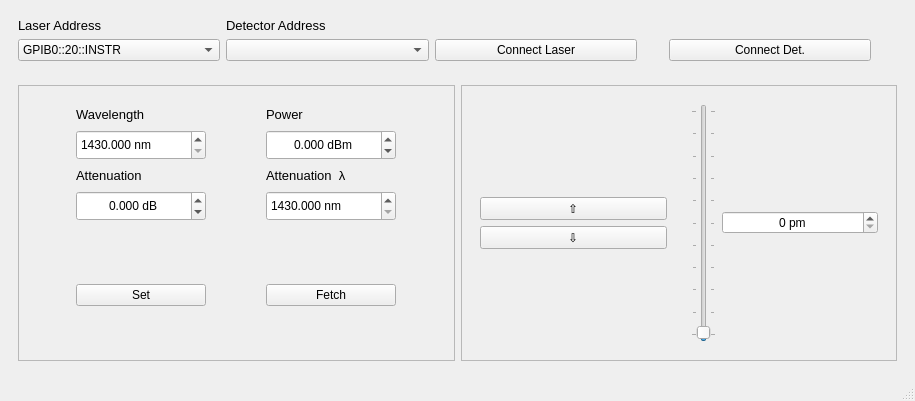
The window that KeysightController/UI/UIkeysight.ui (gregmoille/InstrumentControl) describes before a commit, drawn with Qt 5.
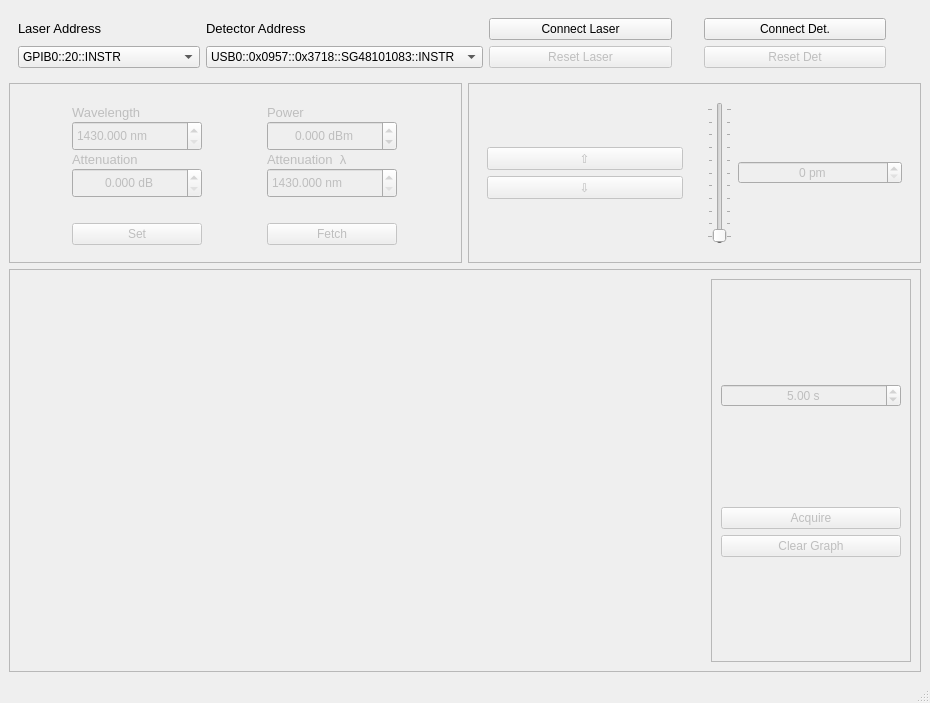
The same window after the commit. Icons and pictures are not drawn.

Commit message: Keysight UI and Keyisght detector

Diff of the .ui file:
```diff
--- a/KeysightController/UI/UIkeysight.ui
+++ b/KeysightController/UI/UIkeysight.ui
@@ -6,8 +6,8 @@
    <rect>
     <x>0</x>
     <y>0</y>
-    <width>915</width>
-    <height>401</height>
+    <width>930</width>
+    <height>703</height>
    </rect>
   </property>
   <property name="windowTitle">
@@ -1219,50 +1219,21 @@
 }</string>
   </property>
   <widget class="QWidget" name="centralwidget">
-   <layout class="QVBoxLayout" name="verticalLayout_3">
+   <layout class="QVBoxLayout" name="verticalLayout_4">
     <item>
      <widget class="QWidget" name="widget" native="true">
       <layout class="QGridLayout" name="gridLayout_2">
-       <item row="1" column="2">
-        <widget class="QPushButton" name="pushButton_5">
-         <property name="text">
-          <string>Connect Laser</string>
-         </property>
-        </widget>
-       </item>
        <item row="1" column="1">
-        <widget class="QComboBox" name="comboBox_2"/>
-       </item>
-       <item row="1" column="3">
-        <widget class="QLabel" name="led_connected">
-         <property name="enabled">
-          <bool>true</bool>
-         </property>
-         <property name="minimumSize">
-          <size>
-           <width>20</width>
-           <height>20</height>
-          </size>
-         </property>
-         <property name="maximumSize">
-          <size>
-           <width>20</width>
-           <height>20</height>
-          </size>
-         </property>
-         <property name="text">
-          <string/>
-         </property>
-         <property name="pixmap">
-          <pixmap resource="QDarkStyleSheet-master/qdarkstyle/style.qrc">:/qss_icons/rc/radio_checked.png</pixmap>
-         </property>
-         <property name="scaledContents">
-          <bool>true</bool>
-         </property>
+        <widget class="QComboBox" name="detAdd">
+         <item>
+          <property name="text">
+           <string>USB0::0x0957::0x3718::SG48101083::INSTR</string>
+          </property>
+         </item>
         </widget>
        </item>
        <item row="1" column="0">
-        <widget class="QComboBox" name="comboBox">
+        <widget class="QComboBox" name="lsrAdd">
          <item>
           <property name="text">
            <string>GPIB0::20::INSTR</string>
@@ -1270,41 +1241,6 @@
          </item>
         </widget>
        </item>
-       <item row="1" column="5">
-        <widget class="QLabel" name="led_connected_2">
-         <property name="enabled">
-          <bool>true</bool>
-         </property>
-         <property name="minimumSize">
-          <size>
-           <width>20</width>
-           <height>20</height>
-          </size>
-         </property>
-         <property name="maximumSize">
-          <size>
-           <width>20</width>
-           <height>20</height>
-          </size>
-         </property>
-         <property name="text">
-          <string/>
-         </property>
-         <property name="pixmap">
-          <pixmap resource="QDarkStyleSheet-master/qdarkstyle/style.qrc">:/qss_icons/rc/radio_checked.png</pixmap>
-         </property>
-         <property name="scaledContents">
-          <bool>true</bool>
-         </property>
-        </widget>
-       </item>
-       <item row="1" column="4">
-        <widget class="QPushButton" name="pushButton_6">
-         <property name="text">
-          <string>Connect Det.</string>
-         </property>
-        </widget>
-       </item>
        <item row="0" column="0">
         <widget class="QLabel" name="label_6">
          <property name="maximumSize">
@@ -1341,14 +1277,149 @@
          </property>
         </widget>
        </item>
+       <item row="0" column="2">
+        <widget class="QPushButton" name="butConnectLaser">
+         <property name="text">
+          <string>Connect Laser</string>
+         </property>
+         <property name="checkable">
+          <bool>true</bool>
+         </property>
+        </widget>
+       </item>
+       <item row="0" column="4">
+        <widget class="QPushButton" name="butConnectDet">
+         <property name="text">
+          <string>Connect Det.</string>
+         </property>
+         <property name="checkable">
+          <bool>true</bool>
+         </property>
+        </widget>
+       </item>
+       <item row="0" column="3">
+        <widget class="QLabel" name="ledLsr">
+         <property name="enabled">
+          <bool>true</bool>
+         </property>
+         <property name="minimumSize">
+          <size>
+           <width>20</width>
+           <height>20</height>
+          </size>
+         </property>
+         <property name="maximumSize">
+          <size>
+           <width>20</width>
+           <height>20</height>
+          </size>
+         </property>
+         <property name="text">
+          <string/>
+         </property>
+         <property name="pixmap">
+          <pixmap resource="QDarkStyleSheet-master/qdarkstyle/style.qrc">:/qss_icons/rc/radio_checked.png</pixmap>
+         </property>
+         <property name="scaledContents">
+          <bool>true</bool>
+         </property>
+        </widget>
+       </item>
+       <item row="0" column="5">
+        <widget class="QLabel" name="ledDet">
+         <property name="enabled">
+          <bool>true</bool>
+         </property>
+         <property name="minimumSize">
+          <size>
+           <width>20</width>
+           <height>20</height>
+          </size>
+         </property>
+         <property name="maximumSize">
+          <size>
+           <width>20</width>
+           <height>20</height>
+          </size>
+         </property>
+         <property name="text">
+          <string/>
+         </property>
+         <property name="pixmap">
+          <pixmap resource="QDarkStyleSheet-master/qdarkstyle/style.qrc">:/qss_icons/rc/radio_checked.png</pixmap>
+         </property>
+         <property name="scaledContents">
+          <bool>true</bool>
+         </property>
+        </widget>
+       </item>
+       <item row="1" column="2">
+        <widget class="QPushButton" name="butResetLaser">
+         <property name="enabled">
+          <bool>false</bool>
+         </property>
+         <property name="text">
+          <string>Reset Laser</string>
+         </property>
+        </widget>
+       </item>
+       <item row="1" column="4">
+        <widget class="QPushButton" name="butResetDet">
+         <property name="enabled">
+          <bool>false</bool>
+         </property>
+         <property name="text">
+          <string>Reset Det</string>
+         </property>
+        </widget>
+       </item>
       </layout>
      </widget>
     </item>
     <item>
-     <widget class="QWidget" name="widget_8" native="true">
+     <widget class="QFrame" name="frame_8">
+      <property name="enabled">
+       <bool>false</bool>
+      </property>
+      <property name="minimumSize">
+       <size>
+        <width>0</width>
+        <height>180</height>
+       </size>
+      </property>
+      <property name="maximumSize">
+       <size>
+        <width>16777215</width>
+        <height>180</height>
+       </size>
+      </property>
       <layout class="QHBoxLayout" name="horizontalLayout_5">
+       <property name="leftMargin">
+        <number>0</number>
+       </property>
+       <property name="topMargin">
+        <number>0</number>
+       </property>
+       <property name="rightMargin">
+        <number>0</number>
+       </property>
+       <property name="bottomMargin">
+        <number>0</number>
+       </property>
        <item>
         <widget class="QFrame" name="frame_7">
+         <property name="minimumSize">
+          <size>
+           <width>0</width>
+           <height>180</height>
+          </size>
+         </property>
+         <property name="maximumSize">
+          <size>
+           <width>16777215</width>
+           <height>180</height>
+          </size>
+         </property>
          <property name="frameShape">
           <enum>QFrame::StyledPanel</enum>
          </property>
@@ -1375,7 +1446,7 @@
               <number>12</number>
              </property>
              <property name="verticalSpacing">
-              <number>8</number>
+              <number>1</number>
              </property>
              <item row="2" column="1">
               <widget class="QLabel" name="label_3">
@@ -1414,7 +1485,7 @@
               </widget>
              </item>
              <item row="3" column="1">
-              <widget class="QDoubleSpinBox" name="doubleSpinBox_4">
+              <widget class="QDoubleSpinBox" name="spinAttLbd">
                <property name="minimumSize">
                 <size>
                  <width>87</width>
@@ -1448,7 +1519,7 @@
               </widget>
              </item>
              <item row="1" column="0">
-              <widget class="QDoubleSpinBox" name="doubleSpinBox">
+              <widget class="QDoubleSpinBox" name="spinLaserLbd">
                <property name="minimumSize">
                 <size>
                  <width>87</width>
@@ -1482,7 +1553,7 @@
               </widget>
              </item>
              <item row="3" column="0">
-              <widget class="QDoubleSpinBox" name="doubleSpinBox_3">
+              <widget class="QDoubleSpinBox" name="spinAtt">
                <property name="minimumSize">
                 <size>
                  <width>87</width>
@@ -1508,10 +1579,10 @@
                 <number>3</number>
                </property>
                <property name="minimum">
-                <double>-10.000000000000000</double>
+                <double>0.000000000000000</double>
                </property>
                <property name="maximum">
-                <double>10.000000000000000</double>
+                <double>50.000000000000000</double>
                </property>
                <property name="singleStep">
                 <double>1.000000000000000</double>
@@ -1522,7 +1593,7 @@
               </widget>
              </item>
              <item row="1" column="1">
-              <widget class="QDoubleSpinBox" name="doubleSpinBox_2">
+              <widget class="QDoubleSpinBox" name="spinLaserPow">
                <property name="minimumSize">
                 <size>
                  <width>87</width>
@@ -1609,11 +1680,17 @@
              <property name="leftMargin">
               <number>0</number>
              </property>
+             <property name="topMargin">
+              <number>0</number>
+             </property>
              <property name="rightMargin">
               <number>0</number>
              </property>
+             <property name="bottomMargin">
+              <number>0</number>
+             </property>
              <item>
-              <widget class="QPushButton" name="pushButton_3">
+              <widget class="QPushButton" name="butSet">
                <property name="minimumSize">
                 <size>
                  <width>130</width>
@@ -1632,7 +1709,7 @@
               </widget>
              </item>
              <item>
-              <widget class="QPushButton" name="pushButton_4">
+              <widget class="QPushButton" name="butFetch">
                <property name="minimumSize">
                 <size>
                  <width>130</width>
@@ -1658,6 +1735,18 @@
        </item>
        <item>
         <widget class="QFrame" name="frame_6">
+         <property name="minimumSize">
+          <size>
+           <width>0</width>
+           <height>180</height>
+          </size>
+         </property>
+         <property name="maximumSize">
+          <size>
+           <width>16777215</width>
+           <height>180</height>
+          </size>
+         </property>
          <property name="frameShape">
           <enum>QFrame::StyledPanel</enum>
          </property>
@@ -1685,7 +1774,7 @@
               </spacer>
              </item>
              <item>
-              <widget class="QPushButton" name="pushButton">
+              <widget class="QPushButton" name="butUp">
                <property name="minimumSize">
                 <size>
                  <width>100</width>
@@ -1704,7 +1793,7 @@
               </widget>
              </item>
              <item>
-              <widget class="QPushButton" name="pushButton_2">
+              <widget class="QPushButton" name="butDown">
                <property name="minimumSize">
                 <size>
                  <width>100</width>
@@ -1764,7 +1853,7 @@
               </widget>
              </item>
              <item>
-              <widget class="QSpinBox" name="spinBox">
+              <widget class="QSpinBox" name="spinRes">
                <property name="alignment">
                 <set>Qt::AlignCenter</set>
                </property>
@@ -1791,17 +1880,153 @@
       </layout>
      </widget>
     </item>
+    <item>
+     <widget class="QFrame" name="frame">
+      <property name="enabled">
+       <bool>false</bool>
+      </property>
+      <property name="frameShape">
+       <enum>QFrame::StyledPanel</enum>
+      </property>
+      <property name="frameShadow">
+       <enum>QFrame::Raised</enum>
+      </property>
+      <layout class="QHBoxLayout" name="horizontalLayout">
+       <item>
+        <widget class="QWidget" name="widget_Plot" native="true">
+         <property name="styleSheet">
+          <string notr="true"/>
+         </property>
+         <layout class="QVBoxLayout" name="mplvl">
+          <property name="spacing">
+           <number>6</number>
+          </property>
+          <property name="sizeConstraint">
+           <enum>QLayout::SetMinAndMaxSize</enum>
+          </property>
+          <property name="leftMargin">
+           <number>0</number>
+          </property>
+          <property name="topMargin">
+           <number>0</number>
+          </property>
+          <property name="rightMargin">
+           <number>12</number>
+          </property>
+          <property name="bottomMargin">
+           <number>0</number>
+          </property>
+         </layout>
+        </widget>
+       </item>
+       <item>
+        <widget class="QFrame" name="frame_2">
+         <property name="minimumSize">
+          <size>
+           <width>200</width>
+           <height>0</height>
+          </size>
+         </property>
+         <property name="maximumSize">
+          <size>
+           <width>200</width>
+           <height>16777215</height>
+          </size>
+         </property>
+         <property name="frameShape">
+          <enum>QFrame::StyledPanel</enum>
+         </property>
+         <property name="frameShadow">
+          <enum>QFrame::Raised</enum>
+         </property>
+         <layout class="QVBoxLayout" name="verticalLayout_3">
+          <item>
+           <spacer name="verticalSpacer_4">
+            <property name="orientation">
+             <enum>Qt::Vertical</enum>
+            </property>
+            <property name="sizeHint" stdset="0">
+             <size>
+              <width>20</width>
+              <height>40</height>
+             </size>
+            </property>
+           </spacer>
+          </item>
+          <item>
+           <widget class="QDoubleSpinBox" name="spinTime">
+            <property name="alignment">
+             <set>Qt::AlignCenter</set>
+            </property>
+            <property name="suffix">
+             <string> s</string>
+            </property>
+            <property name="maximum">
+             <double>100.000000000000000</double>
+            </property>
+            <property name="value">
+             <double>5.000000000000000</double>
+            </property>
+           </widget>
+          </item>
+          <item>
+           <spacer name="verticalSpacer_5">
+            <property name="orientation">
+             <enum>Qt::Vertical</enum>
+            </property>
+            <property name="sizeHint" stdset="0">
+             <size>
+              <width>20</width>
+              <height>40</height>
+             </size>
+            </property>
+           </spacer>
+          </item>
+          <item>
+           <widget class="QPushButton" name="butAcquire">
+            <property name="text">
+             <string>Acquire</string>
+            </property>
+           </widget>
+          </item>
+          <item>
+           <widget class="QPushButton" name="butClear">
+            <property name="text">
+             <string>Clear Graph</string>
+            </property>
+           </widget>
+          </item>
+          <item>
+           <spacer name="verticalSpacer_3">
+            <property name="orientation">
+             <enum>Qt::Vertical</enum>
+            </property>
+            <property name="sizeHint" stdset="0">
+             <size>
+              <width>20</width>
+              <height>40</height>
+             </size>
+            </property>
+           </spacer>
+          </item>
+         </layout>
+        </widget>
+       </item>
+      </layout>
+     </widget>
+    </item>
    </layout>
    <zorder>widget</zorder>
    <zorder>label_5</zorder>
-   <zorder>widget_8</zorder>
+   <zorder>frame_8</zorder>
+   <zorder>frame</zorder>
   </widget>
   <widget class="QMenuBar" name="menubar">
    <property name="geometry">
     <rect>
      <x>0</x>
      <y>0</y>
-     <width>915</width>
+     <width>930</width>
      <height>22</height>
     </rect>
    </property>
```
Left out of the diff: 123 changed lines with no effect on the pictures. The commit also changes 5 other files.
